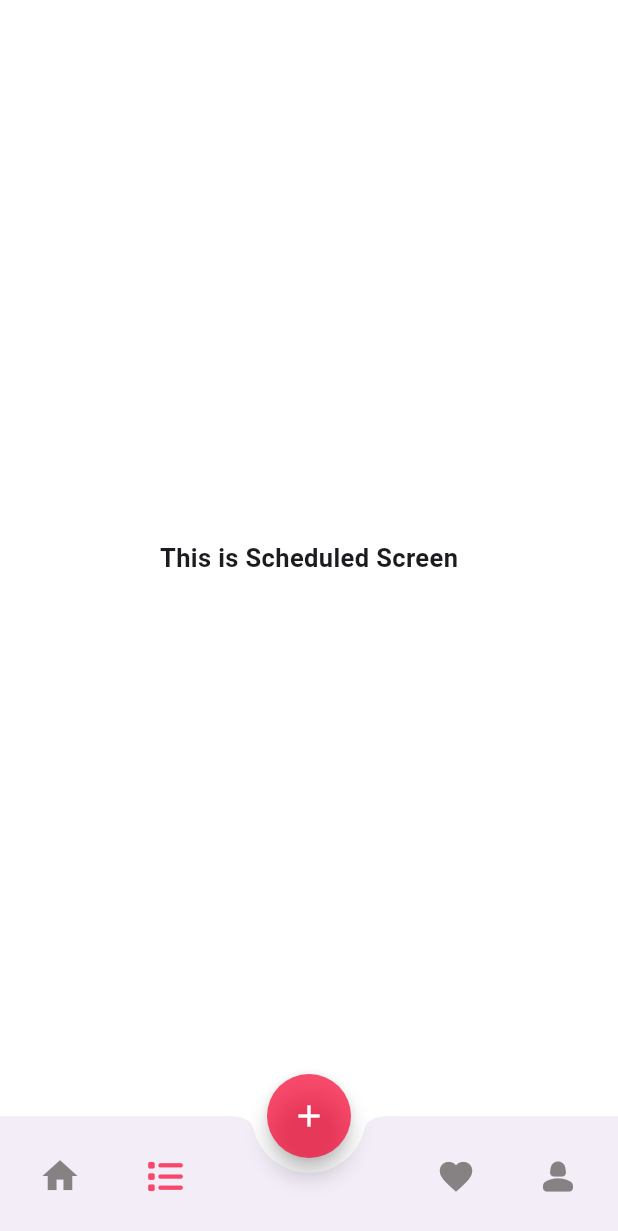
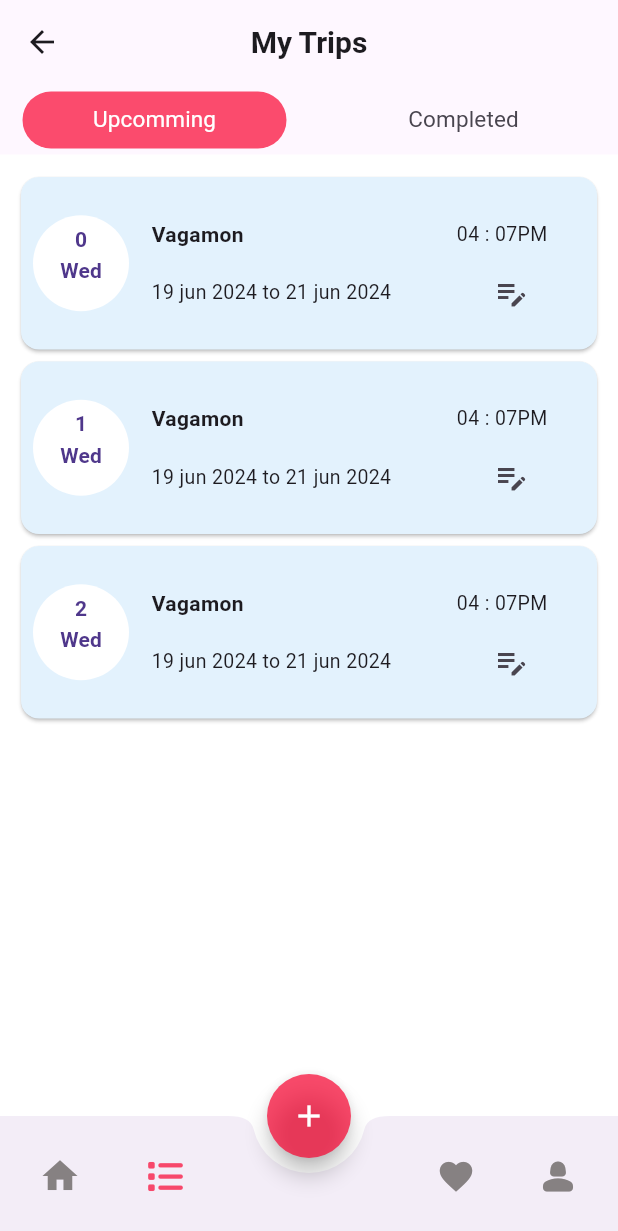
Before and after one commit to ShahirShan786/MyTravelo-app, a Flutter app: the Dashboard screen opened directly, item 2 of the bottom bar chosen, on a phone screen of 412 x 824 dp. Shown: the top 1231 px of the screen. Run offline on Flutter 3.47's test engine with Material 3 defaults, Android fonts, the phone set to English and light mode, and no system bars; our stand-ins replace carousel_slider, font_awesome_flutter, hive_flutter, image_picker, shared_preferences; missing offline and left inert: dart:ffi; accounts and stored records are empty; network calls fail.

Commit message:
fifth-commit

```diff
--- /dev/null
+++ b/lib/SectionScreens/SchedulSection/upcoming_page.dart
@@ -0,0 +1,100 @@
+import 'package:flutter/material.dart';
+import 'package:font_awesome_flutter/font_awesome_flutter.dart';
+import 'package:my_travelo_app/constants/constant.dart';
+
+class UpcomingPage extends StatelessWidget {
+  const UpcomingPage({super.key});
+
+  @override
+  Widget build(BuildContext context) {
+    return Padding(
+      padding: const EdgeInsets.all(10),
+      child: ListView.builder(
+          physics: BouncingScrollPhysics(),
+          itemCount: 3,
+          itemBuilder: (BuildContext context, int index) {
+            return Card(
+              color: Colors.blue[50],
+              child: SizedBox(
+                  width: MediaQuery.of(context).size.width,
+                  height: 115,
+                  child: Padding(
+                    padding: const EdgeInsets.all(8.0),
+                    child: Row(
+                      children: [
+                        CircleAvatar(
+                          backgroundColor: Colors.white,
+                          radius: 32,
+                          child: Column(
+                            children: [
+                              SizedBox(
+                                height: 6,
+                              ),
+                              TextWidget(
+                                  content: "$index",
+                                  fontSize: 14,
+                                  fontWeight: FontWeight.w600),
+                              TextWidget(
+                                  content: "Wed",
+                                  fontSize: 14,
+                                  fontWeight: FontWeight.w600)
+                            ],
+                          ),
+                        ),
+                        Padding(
+                          padding: const EdgeInsets.all(5),
+                          child: SizedBox(
+                            width: 274,
+                            child: Column(
+                              children: [
+                                SizedBox(
+                                  height: 15,
+                                ),
+                                Padding(
+                                  padding: const EdgeInsets.only(left: 10),
+                                  child: Row(
+                                    mainAxisAlignment:
+                                        MainAxisAlignment.spaceBetween,
+                                    children: [
+                                      TextWidget(
+                                          content: "Vagamon",
+                                          fontSize: 14,
+                                          fontWeight: FontWeight.w600),
+                                      TextWidget(
+                                          content: "04 : 07PM",
+                                          fontSize: 13,
+                                          fontWeight: FontWeight.normal)
+                                    ],
+                                  ),
+                                ),
+                                SizedBox(
+                                  height: 5,
+                                ),
+                                Padding(
+                                  padding: const EdgeInsets.only(left: 10),
+                                  child: Row(
+                                    mainAxisAlignment:
+                                        MainAxisAlignment.spaceBetween,
+                                    children: [
+                                      TextWidget(
+                                          content: "19 jun 2024 to 21 jun 2024",
+                                          fontSize: 13,
+                                          fontWeight: FontWeight.normal),
+                                      IconButton(
+                                          onPressed: () {},
+                                          icon: Icon(Icons.edit_note_outlined))
+                                    ],
+                                  ),
+                                )
+                              ],
+                            ),
+                          ),
+                        )
+                      ],
+                    ),
+                  )),
+            );
+          }),
+    );
+  }
+}
--- a/lib/constants/primary_button.dart
+++ b/lib/constants/primary_button.dart
@@ -22,7 +22,8 @@ class PrimaryButton extends StatelessWidget {
   Widget build(BuildContext context) {
     return ElevatedButton(
         style: ElevatedButton.styleFrom(
-            fixedSize: Size(width!, height!),
+            // fixedSize: Size(width!, height!),
+            minimumSize: Size(width!, height!),
             backgroundColor: backgroundColor,
             foregroundColor: Colors.white),
         onPressed: onPressed,
--- a/lib/dashboard.dart
+++ b/lib/dashboard.dart
@@ -3,10 +3,10 @@ import 'package:font_awesome_flutter/font_awesome_flutter.dart';
 import 'package:my_travelo_app/constants/constable.dart';
 import 'package:my_travelo_app/models/singInModel.dart';
 import 'package:my_travelo_app/screens/addTrip_screens.dart';
-import 'package:my_travelo_app/screens/favoriteScreen.dart';
+import 'package:my_travelo_app/screens/favorite_screen.dart';
 import 'package:my_travelo_app/screens/homescreens.dart';
 import 'package:my_travelo_app/screens/profileScreen.dart';
-import 'package:my_travelo_app/screens/scheduleScreen.dart';
+import 'package:my_travelo_app/screens/schedule_screen.dart';
 
 class Dashboard extends StatefulWidget {
   const Dashboard({super.key, this.userDetails});
@@ -32,8 +32,8 @@ late List<Widget> screens;
     super.initState();
     List<Widget> screens = [
   Homescreen(),
-  Schedulescreen(),
-  Favoritescreen(),
+  ScheduleScreen(),
+  FavoriteScreen(),
    Profilescreen(),
 ];
   }
@@ -88,7 +88,7 @@ late List<Widget> screens;
                   IconButton(
                     onPressed: () {
                       setState(() {
-                        currentScreen = Schedulescreen();
+                        currentScreen = ScheduleScreen();
                         currentPageIndex = 1;
                       });
                     },
@@ -107,7 +107,7 @@ late List<Widget> screens;
                   IconButton(
                     onPressed: () {
                       setState(() {
-                        currentScreen = Favoritescreen();
+                        currentScreen =const FavoriteScreen();
                         currentPageIndex = 2;
                       });
                     },
--- a/lib/screens/profileScreen.dart
+++ b/lib/screens/profileScreen.dart
@@ -3,8 +3,9 @@ import 'dart:io';
 
 import 'package:flutter/material.dart';
 import 'package:font_awesome_flutter/font_awesome_flutter.dart';
+import 'package:hive_flutter/hive_flutter.dart';
 import 'package:image_picker/image_picker.dart';
-import 'package:my_travelo_app/SectionScreens/addInfoScreen.dart';
+
 import 'package:my_travelo_app/constants/constable.dart';
 import 'package:my_travelo_app/constants/constant.dart';
 import 'package:my_travelo_app/dashboard.dart';
@@ -287,4 +288,5 @@ class _ProfilescreenState extends State<Profilescreen> {
     }
     return null;
   }
+
 }
--- a/lib/screens/scheduleScreen.dart
+++ /dev/null
@@ -1,17 +0,0 @@
-import 'package:flutter/material.dart';
-import 'package:my_travelo_app/constants/constant.dart';
-
-class Schedulescreen extends StatelessWidget {
-  Schedulescreen({super.key});
-
-  @override
-  Widget build(BuildContext context) {
-    return Scaffold(
-        body: Center(
-      child: TextWidget(
-          content: "This is Scheduled Screen",
-          fontSize: 17,
-          fontWeight: FontWeight.w600),
-    ));
-  }
-}
--- /dev/null
+++ b/lib/screens/schedule_screen.dart
@@ -0,0 +1,65 @@
+import 'package:flutter/material.dart';
+import 'package:my_travelo_app/SectionScreens/SchedulSection/completed_page.dart';
+import 'package:my_travelo_app/SectionScreens/SchedulSection/upcoming_page.dart';
+import 'package:my_travelo_app/constants/constable.dart';
+import 'package:my_travelo_app/constants/constant.dart';
+import 'package:my_travelo_app/constants/primary_button.dart';
+
+class ScheduleScreen extends StatelessWidget {
+  const ScheduleScreen({super.key});
+
+  @override
+  Widget build(BuildContext context) {
+    return DefaultTabController(
+      length: 2,
+      child: Scaffold(
+        appBar: AppBar(
+          elevation: 0,
+          bottom: TabBar(
+              dividerColor: Colors.white,
+              indicatorSize: TabBarIndicatorSize.tab,
+              indicatorPadding:
+                  EdgeInsets.symmetric(horizontal: 15, vertical: 5),
+              labelColor: Colors.white,
+              indicator: BoxDecoration(
+                  shape: BoxShape.rectangle,
+                  color: primaryColor,
+                  borderRadius: BorderRadius.circular(20)),
+              tabs: [
+                Tab(
+                  child: TextWidget(
+                      content: "Upcomming",
+                      fontSize: 15,
+                      fontWeight: FontWeight.normal),
+                ),
+                Tab(
+                  child: TextWidget(
+                      content: "Completed",
+                      fontSize: 15,
+                      fontWeight: FontWeight.normal),
+                ),
+              ]),
+          centerTitle: true,
+          title: TextWidget(
+              content: "My Trips", fontSize: 20, fontWeight: FontWeight.bold),
+        ),
+        body: const TabBarView(children: [
+          SizedBox(
+            width: double.infinity,
+            height: double.infinity,
+            child: Center(
+              child: UpcomingPage(),
+            ),
+          ),
+          SizedBox(
+            width: double.infinity,
+            height: double.infinity,
+            child: Center(
+              child: CompletedPage(),
+            ),
+          )
+        ]),
+      ),
+    );
+  }
+}
```
Also changed, not shown: lib/SectionScreens/SchedulSection/completed_page.dart (added, +92 -0 lines), lib/SectionScreens/addInfoScreen.dart (deleted, +0 -217 lines), lib/screens/addTrip_screens.dart (+36 -5 lines), lib/screens/favoriteScreen.dart (deleted, +0 -18 lines), lib/screens/favorite_screen.dart (added, +117 -0 lines), lib/sub_Screens/place_detailes_page.dart (+6 -2 lines).
